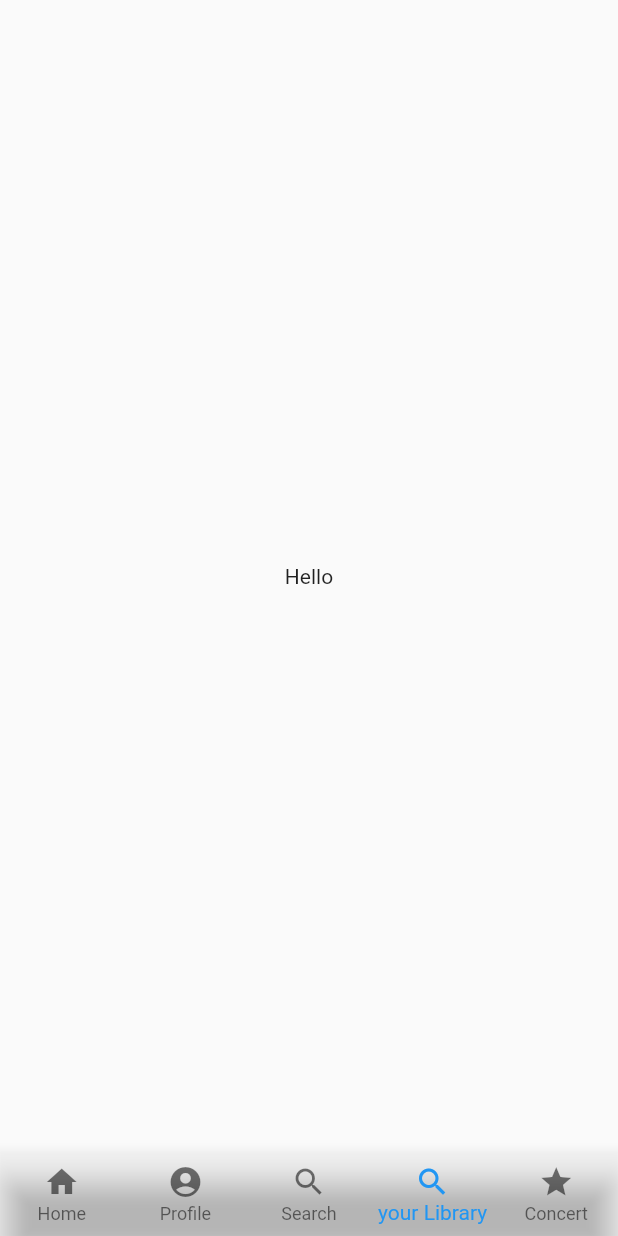
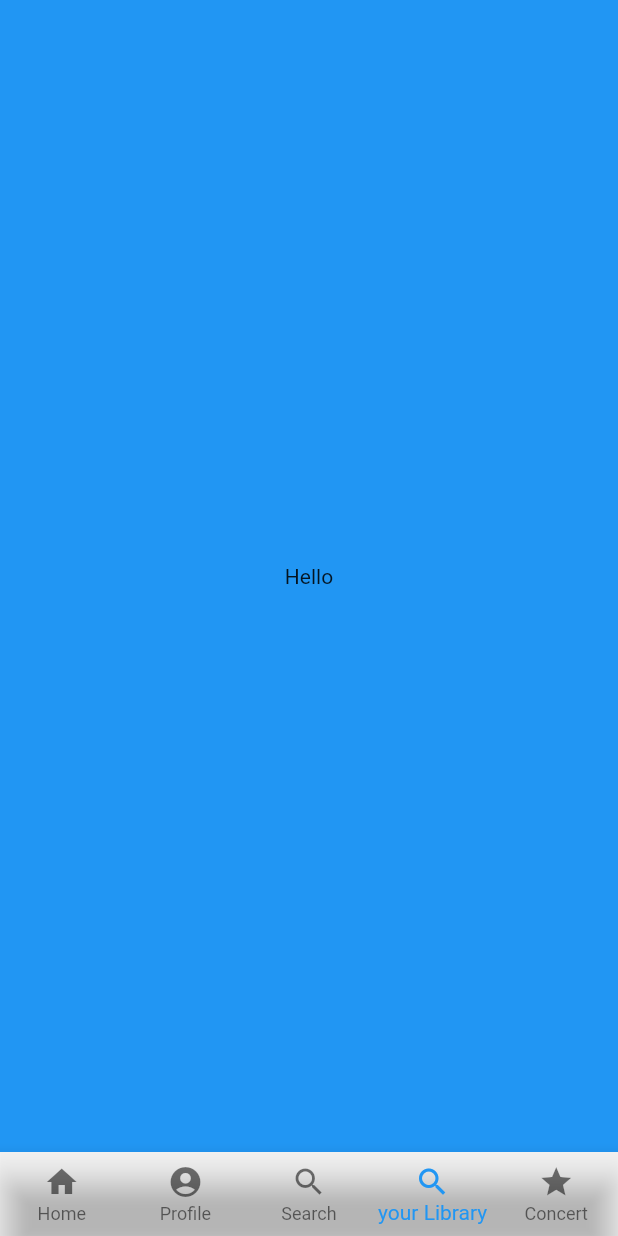
Before and after one commit to emilio-kariuki/spotify_ui, a Flutter app: the screen it shows after launch, swiped to page 4, on a phone screen of 412 x 824 dp. Run offline on Flutter 3.47's test engine with Material 2 defaults, Android fonts, the phone set to English and light mode, and no system bars; our stand-ins replace curved_navigation_bar, google_fonts.

Commit message:
March 20, 2022 4:03 PM

```diff
--- a/lib/screens/Home.dart
+++ b/lib/screens/Home.dart
@@ -12,6 +12,8 @@ class _HomeState extends State<Home> {
   @override
   Widget build(BuildContext context) {
     return Scaffold(
+      // extendBody: true,
+      backgroundColor: Colors.blue,
       body: Center(child:Text("Hello"))
     );
   }
```
